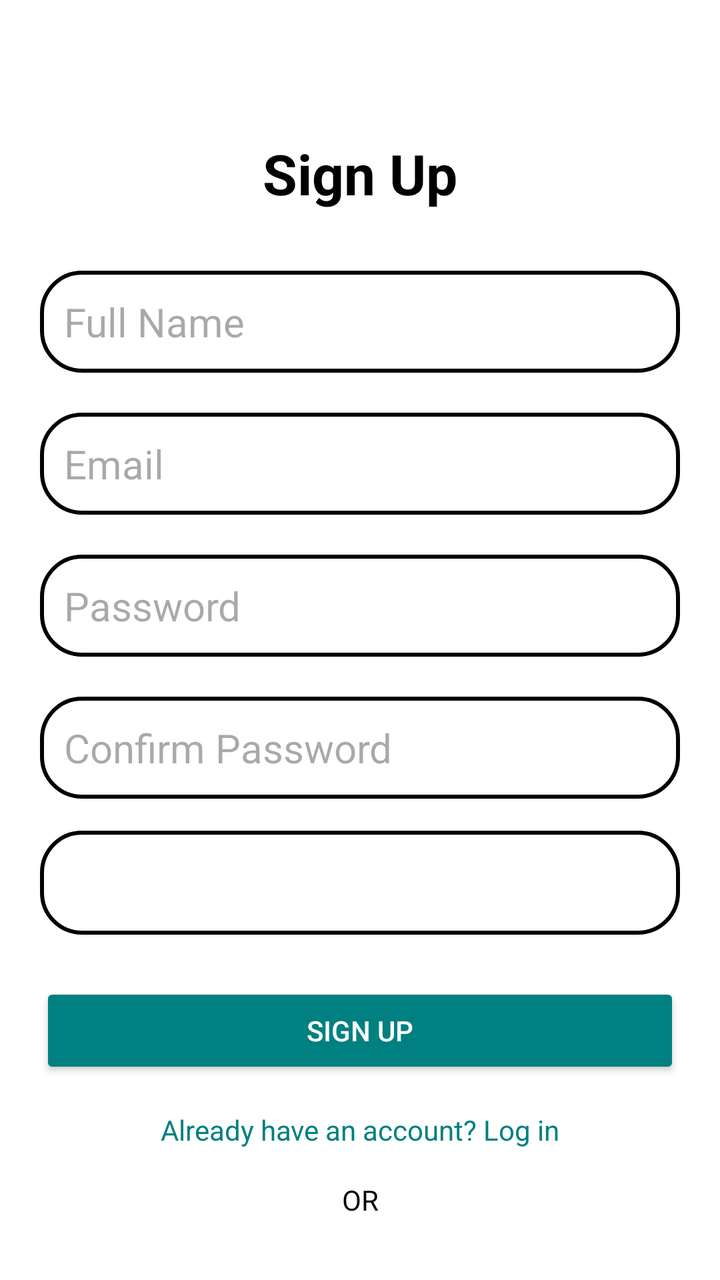
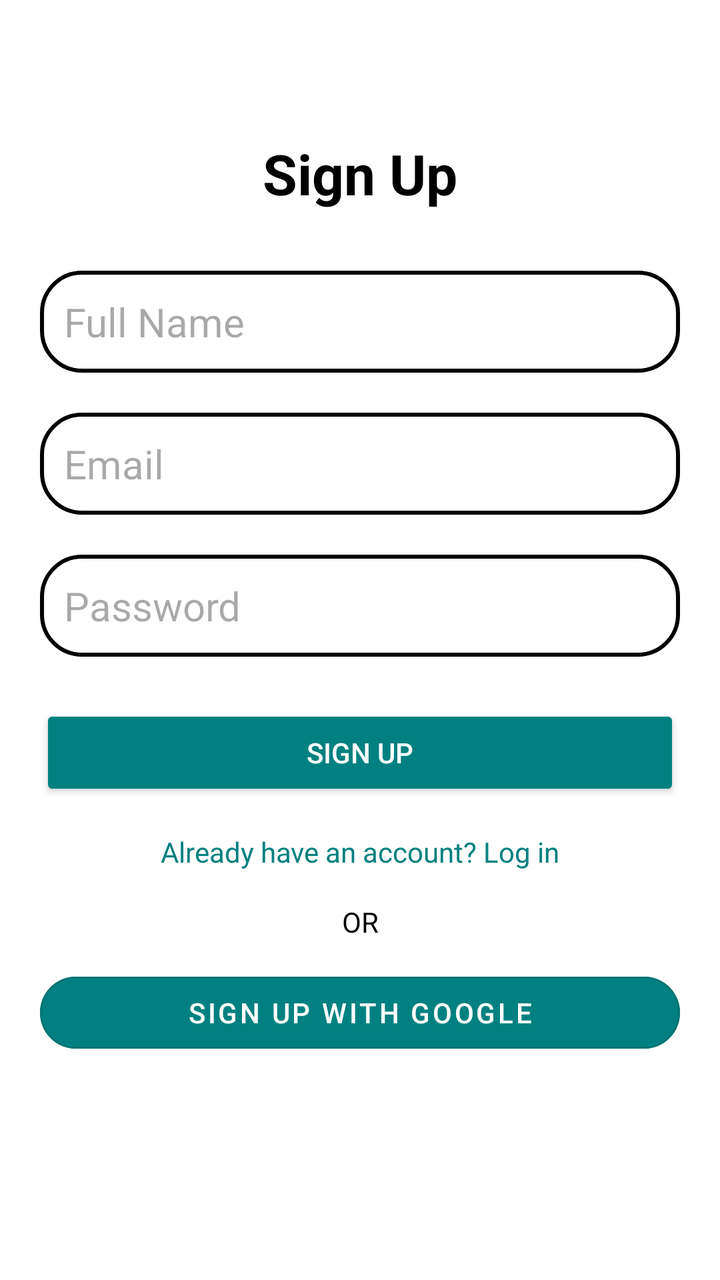

Two renders of the same Android screen: before a commit and after it. Below are the layout's source before the change and the commit's diff.
<!-- AndroidManifest.xml: application theme Theme.QRCall -->
<!-- res/layout/activity_signup.xml -->
<?xml version="1.0" encoding="utf-8"?>
<androidx.constraintlayout.widget.ConstraintLayout
    xmlns:android="http://schemas.android.com/apk/res/android"
    xmlns:app="http://schemas.android.com/apk/res-auto"
    android:layout_width="match_parent"
    android:layout_height="match_parent"
    android:padding="20dp"
    android:background="@color/white">

    <TextView
        android:id="@+id/tv_signup_title"
        android:layout_width="wrap_content"
        android:layout_height="wrap_content"
        android:text="Sign Up"
        android:textSize="28sp"
        android:textStyle="bold"
        android:textColor="@color/black"
        app:layout_constraintTop_toTopOf="parent"
        app:layout_constraintStart_toStartOf="parent"
        app:layout_constraintEnd_toEndOf="parent"
        android:layout_marginTop="48dp"/>

    <EditText
        android:id="@+id/user_name"
        android:layout_width="0dp"
        android:layout_height="wrap_content"
        android:hint="Full Name"
        android:background="@drawable/border_file"
        android:inputType="textPersonName"
        android:textSize="20dp"
        app:layout_constraintTop_toBottomOf="@id/tv_signup_title"
        app:layout_constraintStart_toStartOf="parent"
        app:layout_constraintEnd_toEndOf="parent"
        android:layout_marginTop="30dp"/>

    <EditText
        android:id="@+id/signup_email"
        android:layout_width="0dp"
        android:layout_height="wrap_content"
        android:hint="Email"
        android:textSize="20dp"
        android:inputType="textEmailAddress"
        android:background="@drawable/border_file"
        app:layout_constraintTop_toBottomOf="@id/user_name"
        app:layout_constraintStart_toStartOf="parent"
        app:layout_constraintEnd_toEndOf="parent"
        android:layout_marginTop="20dp"/>

    <EditText
        android:id="@+id/signup1_password"
        android:layout_width="0dp"
        android:layout_height="wrap_content"
        android:hint="Password"
        android:textSize="20dp"
        android:inputType="textPassword"
        android:background="@drawable/border_file"
        app:layout_constraintTop_toBottomOf="@id/signup_email"
        app:layout_constraintStart_toStartOf="parent"
        app:layout_constraintEnd_toEndOf="parent"
        android:layout_marginTop="20dp"/>

    <EditText
        android:id="@+id/signup_password"
        android:layout_width="0dp"
        android:layout_height="wrap_content"
        android:hint="Confirm Password"
        android:textSize="20dp"
        android:background="@drawable/border_file"
        android:inputType="textPassword"
        app:layout_constraintTop_toBottomOf="@id/signup1_password"
        app:layout_constraintStart_toStartOf="parent"
        app:layout_constraintEnd_toEndOf="parent"
        android:layout_marginTop="20dp"/>

    <Spinner
        android:id="@+id/spinner_role"
        android:layout_width="0dp"
        android:layout_height="52dp"
        android:background="@drawable/border_file"
        app:layout_constraintTop_toBottomOf="@id/signup_password"
        app:layout_constraintStart_toStartOf="parent"
        app:layout_constraintEnd_toEndOf="parent"
        android:layout_marginTop="16dp"/>

    <Button
        android:id="@+id/btn_signup"
        android:layout_width="0dp"
        android:layout_height="wrap_content"
        android:text="Sign Up"
        android:backgroundTint="@color/teal"
        android:textColor="@android:color/white"
        app:layout_constraintTop_toBottomOf="@id/spinner_role"
        app:layout_constraintStart_toStartOf="parent"
        app:layout_constraintEnd_toEndOf="parent"
        android:layout_marginTop="24dp"/>

    <TextView
        android:id="@+id/signup_text"
        android:layout_width="wrap_content"
        android:layout_height="wrap_content"
        android:text="Already have an account? Log in"
        android:textColor="@color/teal"
        android:textSize="14sp"
        android:layout_marginTop="16dp"
        app:layout_constraintTop_toBottomOf="@id/btn_signup"
        app:layout_constraintStart_toStartOf="parent"
        app:layout_constraintEnd_toEndOf="parent"/>

    <TextView
        android:layout_width="wrap_content"
        android:layout_height="wrap_content"
        android:text="OR"
        android:textColor="@color/black"
        android:textSize="14sp"
        app:layout_constraintTop_toBottomOf="@id/signup_text"
        app:layout_constraintStart_toStartOf="parent"
        app:layout_constraintEnd_toEndOf="parent"
        android:layout_marginTop="16dp"
        android:id="@+id/Or"/>


    <com.google.android.material.button.MaterialButton
        android:id="@+id/btn_google_signup"
        android:layout_width="0dp"
        android:layout_height="wrap_content"
        android:text="Sign up with Google"
        android:backgroundTint="@color/teal"
        app:cornerRadius="30dp"
        app:layout_constraintTop_toBottomOf="@id/Or"
        app:layout_constraintStart_toStartOf="parent"
        app:layout_constraintEnd_toEndOf="parent"
        android:layout_marginTop="12dp"
        android:textColor="@color/white"
        style="@style/Widget.MaterialComponents.Button.OutlinedButton" />

</androidx.constraintlayout.widget.ConstraintLayout>
<!-- resources referenced by this layout -->
<resources>
  <color name="black">#FF000000</color>
  <color name="teal">#008080</color>
  <color name="white">#FFFFFFFF</color>
  <!-- drawable border_file (drawable) -->
  <?xml version="1.0" encoding="utf-8"?>
  <shape xmlns:android="http://schemas.android.com/apk/res/android"
      android:shape="rectangle">
  
      <stroke
          android:color="@color/black"
          android:width="2dp" /> 
  
      <corners
          android:radius="20dp" />
  
      <padding
          android:left="12dp"
          android:top="12dp"
          android:right="12dp"
          android:bottom="12dp" />
  </shape>
  <style name="Theme.QRCall" parent="Base.Theme.QRCall" />
  <style name="Base.Theme.QRCall" parent="Theme.Material3.DayNight.NoActionBar">
          
          
      </style>
</resources>

<!-- the commit's change to res/layout/activity_signup.xml (unified diff, before → after) -->
@@ -45,42 +45,18 @@
         app:layout_constraintStart_toStartOf="parent"
         app:layout_constraintEnd_toEndOf="parent"
         android:layout_marginTop="20dp"/>
-
     <EditText
-        android:id="@+id/signup1_password"
+        android:id="@+id/signup_password"
         android:layout_width="0dp"
         android:layout_height="wrap_content"
         android:hint="Password"
         android:textSize="20dp"
+        android:background="@drawable/border_file"
         android:inputType="textPassword"
-        android:background="@drawable/border_file"
         app:layout_constraintTop_toBottomOf="@id/signup_email"
         app:layout_constraintStart_toStartOf="parent"
         app:layout_constraintEnd_toEndOf="parent"
         android:layout_marginTop="20dp"/>
-
-    <EditText
-        android:id="@+id/signup_password"
-        android:layout_width="0dp"
-        android:layout_height="wrap_content"
-        android:hint="Confirm Password"
-        android:textSize="20dp"
-        android:background="@drawable/border_file"
-        android:inputType="textPassword"
-        app:layout_constraintTop_toBottomOf="@id/signup1_password"
-        app:layout_constraintStart_toStartOf="parent"
-        app:layout_constraintEnd_toEndOf="parent"
-        android:layout_marginTop="20dp"/>
-
-    <Spinner
-        android:id="@+id/spinner_role"
-        android:layout_width="0dp"
-        android:layout_height="52dp"
-        android:background="@drawable/border_file"
-        app:layout_constraintTop_toBottomOf="@id/signup_password"
-        app:layout_constraintStart_toStartOf="parent"
-        app:layout_constraintEnd_toEndOf="parent"
-        android:layout_marginTop="16dp"/>
 
     <Button
         android:id="@+id/btn_signup"
@@ -89,7 +65,7 @@
         android:text="Sign Up"
         android:backgroundTint="@color/teal"
         android:textColor="@android:color/white"
-        app:layout_constraintTop_toBottomOf="@id/spinner_role"
+        app:layout_constraintTop_toBottomOf="@id/signup_password"
         app:layout_constraintStart_toStartOf="parent"
         app:layout_constraintEnd_toEndOf="parent"
         android:layout_marginTop="24dp"/>
